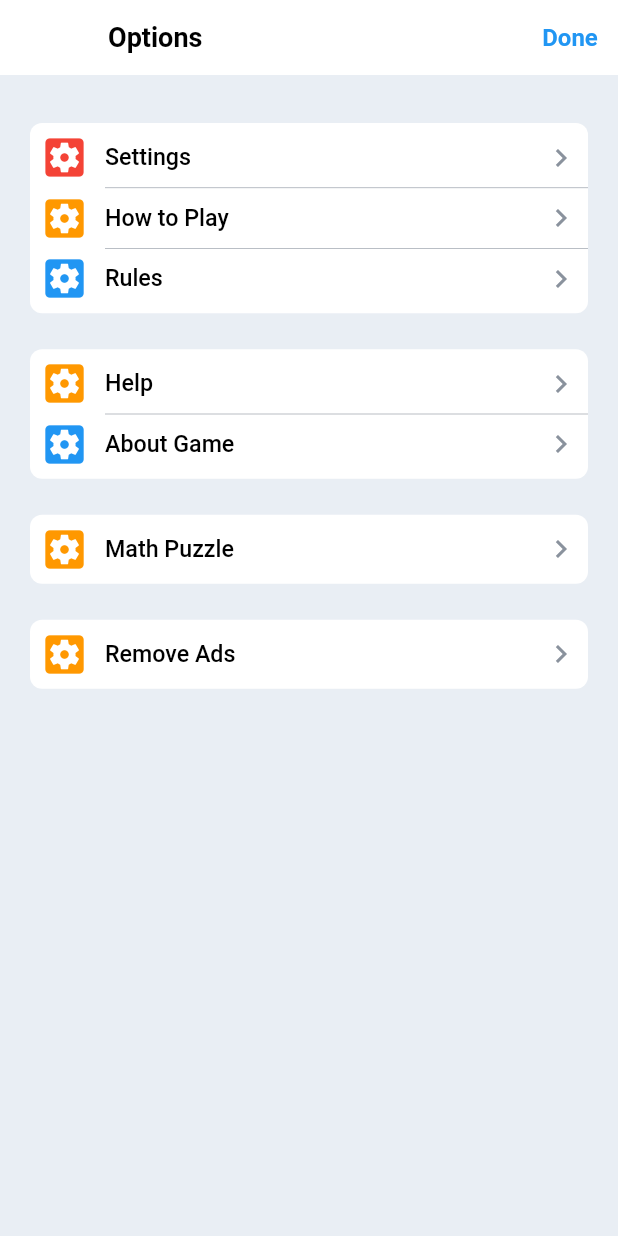
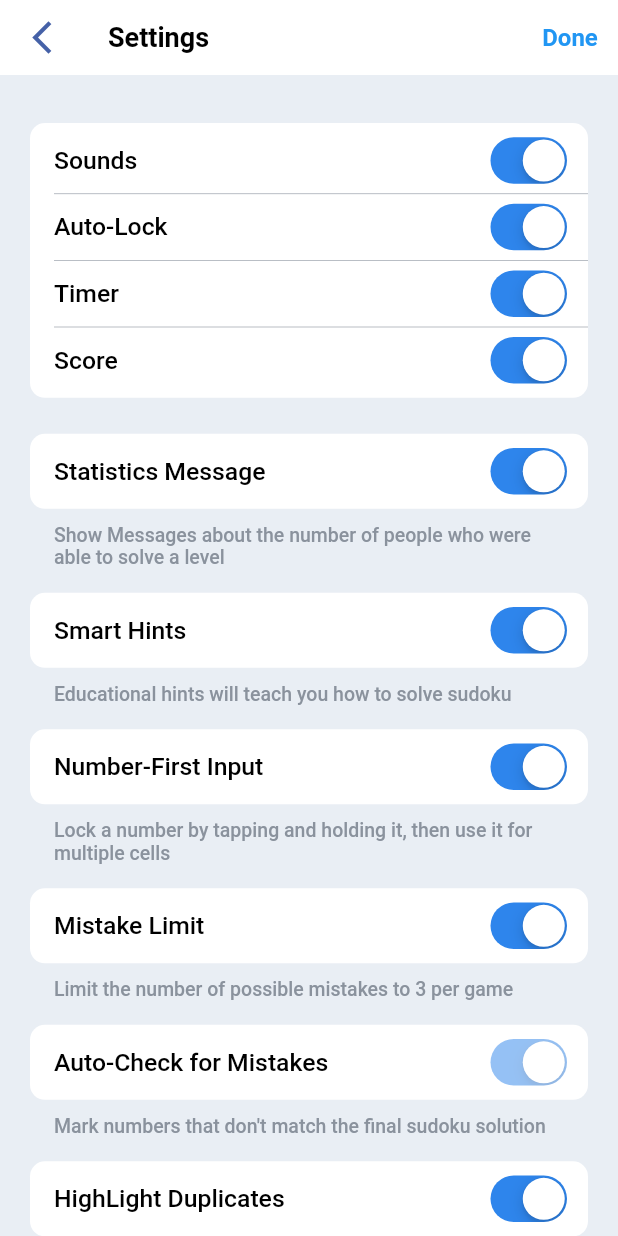
Before and after one commit to recepsenoglu/Flutter_Sudoku, a Flutter app: the OptionsScreen screen opened by its route, after a tap on "Settings", on a phone screen of 412 x 824 dp. Run offline on Flutter 3.47's test engine with Material 2 defaults, Android fonts, the phone set to English and light mode, and no system bars; our stand-ins replace shared_preferences; accounts and stored records are empty.

Commit message:
settings screen created

```diff
--- a/lib/constant/app_strings.dart
+++ b/lib/constant/app_strings.dart
@@ -67,4 +67,40 @@ class Strings {
   static const aboutGame = 'About Game';
   static const mathPuzzle = 'Math Puzzle';
   static const removeAds = 'Remove Ads';
+
+  // Settings Screen
+  static const sounds = 'Sounds';
+  static const autoLock = 'Auto-Lock';
+  static const timer = 'Timer';
+  static const statisticsMessage = 'Statistics Message';
+  static const smartHints = 'Smart Hints';
+  static const numberFirstInput = 'Number-First Input';
+  static const mistakeLimit = 'Mistake Limit';
+  static const autoCheckForMistakes = 'Auto-Check for Mistakes';
+  static const highLightDuplicates = 'HighLight Duplicates';
+  static const highlightAres = 'Highlight Areas';
+  static const highlightIdenticalNumbers = 'Highlight Identical Numbers';
+  static const hideUsedNumbers = 'Hide Used Numbers';
+  static const autoRemoveNotes = 'Auto-Remove Notes';
+
+  static const statisticsMessageDescription =
+      'Show Messages about the number of people who were able to solve a level';
+  static const smartHintsDescription =
+      'Educational hints will teach you how to solve sudoku';
+  static const numberFirstInputDescription =
+      'Lock a number by tapping and holding it, then use it for multiple cells';
+  static const mistakeLimitDescription =
+      'Limit the number of possible mistakes to 3 per game';
+  static const autoCheckForMistakesDescription =
+      'Mark numbers that don\'t match the final sudoku solution';
+  static const highLightDuplicatesDescription =
+      'Highlight repeating numbers in each row, column, and block';
+  static const highlightAresDescription =
+      'Highlight the block, column, and row for a selected cell';
+  static const highlightIdenticalNumbersDescription =
+      'When selecting a cell with a number, highlight the same numbers throughout the grid';
+  static const hideUsedNumbersDescription =
+      'Hide numbers that have been placed in 9 different cells';
+  static const autoRemoveNotesDescription =
+      'Remove a number from all notes when it\'s placed in a cell';
 }
--- a/lib/screens/options_screen/options_screen.dart
+++ b/lib/screens/options_screen/options_screen.dart
@@ -2,9 +2,12 @@ import 'package:flutter/material.dart';
 import 'package:flutter/services.dart';
 import 'package:flutter_sudoku/constant/app_strings.dart';
 import 'package:flutter_sudoku/screens/options_screen/options_screen_provider.dart';
+import 'package:flutter_sudoku/services/routes.dart';
 import 'package:flutter_sudoku/utils/app_colors.dart';
 import 'package:flutter_sudoku/utils/text_styles.dart';
 import 'package:flutter_sudoku/widgets/button/done_button.dart';
+import 'package:flutter_sudoku/widgets/option_widgets/option_group_widget.dart';
+import 'package:flutter_sudoku/widgets/option_widgets/option_widget.dart';
 import 'package:provider/provider.dart';
 
 class OptionsScreen extends StatelessWidget {
@@ -40,7 +43,10 @@ class OptionsScreen extends StatelessWidget {
                         title: Strings.settings,
                         iconColor: Colors.red,
                         iconData: Icons.settings_applications,
-                        onTap: () => null,
+                        onTap: () => Routes.goTo(
+                          Routes.settingsScreen,
+                          enableBack: true,
+                        ),
                       ),
                       OptionWidget(
                         title: Strings.howToPlay,
@@ -101,95 +107,3 @@ class OptionsScreen extends StatelessWidget {
     );
   }
 }
-
-class OptionGroup extends StatelessWidget {
-  const OptionGroup({
-    required this.options,
-    this.fullDivider = false,
-    super.key,
-  });
-
-  final List<OptionWidget> options;
-  final bool fullDivider;
-
-  @override
-  Widget build(BuildContext context) {
-    return Container(
-      width: double.infinity,
-      padding: const EdgeInsets.symmetric(vertical: 3),
-      margin: const EdgeInsets.symmetric(vertical: 12),
-      decoration: BoxDecoration(
-        color: Colors.white,
-        borderRadius: BorderRadius.circular(8),
-      ),
-      child: Column(
-        children: List.generate(
-          options.length,
-          (index) {
-            return Column(
-              mainAxisAlignment: MainAxisAlignment.center,
-              children: [
-                InkWell(
-                  onTap: () => options[index].onTap?.call(),
-                  borderRadius: BorderRadius.circular(8),
-                  child: Padding(
-                    padding:
-                        const EdgeInsets.symmetric(horizontal: 6, vertical: 3),
-                    child: options[index],
-                  ),
-                ),
-                Visibility(
-                  visible: index < options.length - 1,
-                  child: Container(
-                    height: 0.4,
-                    width: double.infinity,
-                    margin: EdgeInsets.only(left: fullDivider ? 20 : 50),
-                    color: AppColors.greyColor,
-                  ),
-                ),
-              ],
-            );
-          },
-        ),
-      ),
-    );
-  }
-}
-
-class OptionWidget extends StatelessWidget {
-  const OptionWidget({
-    required this.title,
-    required this.iconData,
-    required this.iconColor,
-    this.onTap,
-    super.key,
-  });
-
-  final String title;
-  final IconData iconData;
-  final Color iconColor;
-  final Function()? onTap;
-
-  @override
-  Widget build(BuildContext context) {
-    return Row(
-      children: [
-        Icon(
-          iconData,
-          size: 34,
-          color: iconColor,
-        ),
-        const SizedBox(width: 10),
-        Text(
-          title,
-          style: AppTextStyles.optionButtonTitle,
-        ),
-        const Spacer(),
-        Icon(
-          Icons.keyboard_arrow_right,
-          color: AppColors.greyColor,
-        ),
-      ],
-    );
-  }
-}
--- /dev/null
+++ b/lib/screens/options_screen/settings_screen/settings_screen.dart
@@ -0,0 +1,178 @@
+import 'package:flutter/material.dart';
+import 'package:flutter/services.dart';
+import 'package:flutter_sudoku/constant/app_strings.dart';
+import 'package:flutter_sudoku/screens/options_screen/settings_screen/settings_screen_provider.dart';
+import 'package:flutter_sudoku/services/routes.dart';
+import 'package:flutter_sudoku/utils/app_colors.dart';
+import 'package:flutter_sudoku/utils/text_styles.dart';
+import 'package:flutter_sudoku/widgets/appBar_action_button.dart';
+import 'package:flutter_sudoku/widgets/button/done_button.dart';
+import 'package:flutter_sudoku/widgets/option_widgets/option_group_widget.dart';
+import 'package:flutter_sudoku/widgets/option_widgets/setting_widget.dart';
+import 'package:provider/provider.dart';
+
+class SettingsScreen extends StatelessWidget {
+  const SettingsScreen({super.key});
+
+  @override
+  Widget build(BuildContext context) {
+    return ChangeNotifierProvider<SettingsScreenProvider>(
+      create: (context) => SettingsScreenProvider(),
+      child: Consumer<SettingsScreenProvider>(
+        builder: (context, provider, _) {
+          return Scaffold(
+            backgroundColor: AppColors.optionsBackground,
+            appBar: AppBar(
+              elevation: 0,
+              toolbarHeight: 50,
+              backgroundColor: AppColors.appBarBackground,
+              systemOverlayStyle: SystemUiOverlayStyle.dark,
+              title: Text(
+                Strings.settings,
+                style: AppTextStyles.optionsScreenAppBarTitle,
+              ),
+              leading: AppBarActionButton(
+                icon: Icons.arrow_back_ios_new,
+                onPressed: () => Routes.back(),
+              ),
+              actions: [DoneButton(onPressed: () => Routes.back(backTimes: 2))],
+            ),
+            body: SingleChildScrollView(
+              padding: const EdgeInsets.all(20),
+              child: Column(
+                children: [
+                  OptionGroup(
+                    fullDivider: true,
+                    options: [
+                      SettingWidget(
+                        title: Strings.sounds,
+                        value: provider.switchValue,
+                        onChanged: provider.changeValue,
+                      ),
+                      SettingWidget(
+                        title: Strings.autoLock,
+                        value: provider.switchValue,
+                        onChanged: provider.changeValue,
+                      ),
+                      SettingWidget(
+                        title: Strings.timer,
+                        value: provider.switchValue,
+                        onChanged: provider.changeValue,
+                      ),
+                      SettingWidget(
+                        title: Strings.score,
+                        value: provider.switchValue,
+                        onChanged: provider.changeValue,
+                      ),
+                    ],
+                  ),
+                  OptionGroup(
+                    groupDescription: Strings.statisticsMessageDescription,
+                    options: [
+                      SettingWidget(
+                        title: Strings.statisticsMessage,
+                        value: provider.switchValue,
+                        onChanged: provider.changeValue,
+                      ),
+                    ],
+                  ),
+                  OptionGroup(
+                    groupDescription: Strings.smartHintsDescription,
+                    options: [
+                      SettingWidget(
+                        title: Strings.smartHints,
+                        value: provider.switchValue,
+                        onChanged: provider.changeValue,
+                      ),
+                    ],
+                  ),
+                  OptionGroup(
+                    groupDescription: Strings.numberFirstInputDescription,
+                    options: [
+                      SettingWidget(
+                        title: Strings.numberFirstInput,
+                        value: provider.switchValue,
+                        onChanged: provider.changeValue,
+                      ),
+                    ],
+                  ),
+                  OptionGroup(
+                    groupDescription: Strings.mistakeLimitDescription,
+                    options: [
+                      SettingWidget(
+                        title: Strings.mistakeLimit,
+                        value: provider.switchValue,
+                        onChanged: provider.changeValue,
+                      ),
+                    ],
+                  ),
+                  OptionGroup(
+                    groupDescription: Strings.autoCheckForMistakesDescription,
+                    options: [
+                      SettingWidget(
+                        title: Strings.autoCheckForMistakes,
+                        value: provider.switchValue,
+                        onChanged: null,
+                      ),
+                    ],
+                  ),
+                  OptionGroup(
+                    groupDescription: Strings.highLightDuplicatesDescription,
+                    options: [
+                      SettingWidget(
+                        title: Strings.highLightDuplicates,
+                        value: provider.switchValue,
+                        onChanged: provider.changeValue,
+                      ),
+                    ],
+                  ),
+                  OptionGroup(
+                    groupDescription: Strings.highlightAresDescription,
+                    options: [
+                      SettingWidget(
+                        title: Strings.highlightAres,
+                        value: provider.switchValue,
+                        onChanged: provider.changeValue,
+                      ),
+                    ],
+                  ),
+                  OptionGroup(
+                    groupDescription:
+                        Strings.highlightIdenticalNumbersDescription,
+                    options: [
+                      SettingWidget(
+                        title: Strings.highlightIdenticalNumbers,
+                        value: provider.switchValue,
+                        onChanged: provider.changeValue,
+                      ),
+                    ],
+                  ),
+                  OptionGroup(
+                    groupDescription: Strings.hideUsedNumbersDescription,
+                    options: [
+                      SettingWidget(
+                        title: Strings.hideUsedNumbers,
+                        value: provider.switchValue,
+                        onChanged: provider.changeValue,
+                      ),
+                    ],
+                  ),
+                  OptionGroup(
+                    groupDescription: Strings.autoRemoveNotesDescription,
+                    options: [
+                      SettingWidget(
+                        title: Strings.autoRemoveNotes,
+                        value: provider.switchValue,
+                        onChanged: provider.changeValue,
+                      ),
+                    ],
+                  ),
+                ],
+              ),
+            ),
+          );
+        },
+      ),
+    );
+  }
+}
--- /dev/null
+++ b/lib/screens/options_screen/settings_screen/settings_screen_provider.dart
@@ -0,0 +1,12 @@
+import 'package:flutter/material.dart';
+
+class SettingsScreenProvider with ChangeNotifier {
+  bool switchValue = true;
+
+  void changeValue(bool value) {
+    switchValue = value;
+    notifyListeners();
+
+    debugPrint('newValue: $value');
+  }
+}
--- a/lib/services/routes.dart
+++ b/lib/services/routes.dart
@@ -3,6 +3,7 @@ import 'package:flutter_sudoku/models/game_model.dart';
 import 'package:flutter_sudoku/screens/game_screen/game_screen.dart';
 import 'package:flutter_sudoku/screens/navigation_bar/navigation_bar_screen.dart';
 import 'package:flutter_sudoku/screens/options_screen/options_screen.dart';
+import 'package:flutter_sudoku/screens/options_screen/settings_screen/settings_screen.dart';
 import 'package:flutter_sudoku/screens/statistics_screen/statistics_screen.dart';
 
 class Routes {
@@ -12,6 +13,7 @@ class Routes {
   static const String gameScreen = '/game_screen';
   static const String statisticsScreen = '/statistics_screen';
   static const String optionsScreen = '/options_screen';
+  static const String settingsScreen = '/settings_screen';
 
   static Route<dynamic>? generateRoute(RouteSettings settings) {
     final args = settings.arguments;
@@ -19,9 +21,7 @@ class Routes {
     switch (settings.name) {
       case navigationBar:
         return MaterialPageRoute(
-            builder: (_) => NavigationBarScreen(
-                  savedGame: args as GameModel?,
-                ));
+            builder: (_) => NavigationBarScreen(savedGame: args as GameModel?));
       case gameScreen:
         return MaterialPageRoute(
             builder: (_) => GameScreen(gameModel: args as GameModel));
@@ -29,6 +29,8 @@ class Routes {
         return MaterialPageRoute(builder: (_) => const StatisticsScreen());
       case optionsScreen:
         return MaterialPageRoute(builder: (_) => const OptionsScreen());
+      case settingsScreen:
+        return MaterialPageRoute(builder: (_) => const SettingsScreen());
 
       default:
         return _errorRoute();
--- a/lib/utils/app_colors.dart
+++ b/lib/utils/app_colors.dart
@@ -69,6 +69,9 @@ class AppColors {
 
   static const _optionsBackground = Color(0xFFE9EEF4);
 
+  static const _switchOn = Color(0xFF2E85EC);
+  static const _switchOff = Color(0xFFDDE4EC);
+
   static get primary => _primary;
 
   static get appBarBackground => _appBarBackground;
@@ -137,4 +140,7 @@ class AppColors {
   static get statisticsDown => _statisticsDown;
 
   static get optionsBackground => _optionsBackground;
+
+  static get switchOn => _switchOn;
+  static get switchOff => _switchOff;
 }
--- a/lib/utils/text_styles.dart
+++ b/lib/utils/text_styles.dart
@@ -130,6 +130,16 @@ class AppTextStyles {
     fontWeight: FontWeight.w500,
     fontSize: 15.5,
   );
+  static const _settingButtonTitle = TextStyle(
+    color: Colors.black,
+    fontWeight: FontWeight.w500,
+    fontSize: 16.5,
+  );
+  static final _optionGroupDescription = TextStyle(
+    fontSize: 13,
+    color: AppColors.greyColor,
+    fontWeight: FontWeight.w500,
+  );
 
   static TextStyle get appBarTitle => _appBarTitle;
 
@@ -171,4 +181,6 @@ class AppTextStyles {
   static TextStyle get doneButtonText => _doneButtonText;
 
   static TextStyle get optionButtonTitle => _optionButtonTitle;
+  static TextStyle get settingButtonTitle => _settingButtonTitle;
+  static TextStyle get optionGroupDescription => _optionGroupDescription;
 }
--- /dev/null
+++ b/lib/widgets/option_widgets/option_group_widget.dart
@@ -0,0 +1,76 @@
+import 'package:flutter/material.dart';
+import 'package:flutter_sudoku/utils/app_colors.dart';
+import 'package:flutter_sudoku/utils/text_styles.dart';
+
+class OptionGroup extends StatelessWidget {
+  const OptionGroup({
+    required this.options,
+    this.fullDivider = false,
+    this.groupDescription,
+    super.key,
+  });
+
+  final List<Widget> options;
+  final bool fullDivider;
+  final String? groupDescription;
+
+  @override
+  Widget build(BuildContext context) {
+    if (options.isEmpty) {
+      return const SizedBox.shrink();
+    }
+
+    return Column(
+      crossAxisAlignment: CrossAxisAlignment.stretch,
+      children: [
+        const SizedBox(height: 12),
+        Container(
+          width: double.infinity,
+          padding: const EdgeInsets.symmetric(vertical: 3),
+          decoration: BoxDecoration(
+            color: Colors.white,
+            borderRadius: BorderRadius.circular(10),
+          ),
+          child: Column(
+            children: List.generate(
+              options.length,
+              (index) {
+                return Column(
+                  mainAxisAlignment: MainAxisAlignment.center,
+                  children: [
+                    Padding(
+                      padding: const EdgeInsets.symmetric(
+                          horizontal: 6, vertical: 3),
+                      child: options[index],
+                    ),
+                    Visibility(
+                      visible: index < options.length - 1,
+                      child: Container(
+                        height: 0.4,
+                        width: double.infinity,
+                        margin: EdgeInsets.only(left: fullDivider ? 16 : 50),
+                        color: AppColors.greyColor,
+                      ),
+                    ),
+                  ],
+                );
+              },
+            ),
+          ),
+        ),
+        if (groupDescription != null) ...[
+          const SizedBox(height: 10),
+          Padding(
+            padding: const EdgeInsets.symmetric(horizontal: 16),
+            child: Text(
+              groupDescription!,
+
+              style: AppTextStyles.optionGroupDescription,
+            ),
+          ),
+        ],
+        SizedBox(height: groupDescription != null ? 4 : 12),
+      ],
+    );
+  }
+}
--- /dev/null
+++ b/lib/widgets/option_widgets/option_widget.dart
@@ -0,0 +1,46 @@
+
+import 'package:flutter/material.dart';
+import 'package:flutter_sudoku/utils/app_colors.dart';
+import 'package:flutter_sudoku/utils/text_styles.dart';
+
+class OptionWidget extends StatelessWidget {
+  const OptionWidget({
+    required this.title,
+    required this.iconData,
+    required this.iconColor,
+    this.onTap,
+    super.key,
+  });
+
+  final String title;
+  final IconData iconData;
+  final Color iconColor;
+  final Function()? onTap;
+
+  @override
+  Widget build(BuildContext context) {
+    return InkWell(
+      onTap: onTap,
+      borderRadius: BorderRadius.circular(8),
+      child: Row(
+        children: [
+          Icon(
+            iconData,
+            size: 34,
+            color: iconColor,
+          ),
+          const SizedBox(width: 10),
+          Text(
+            title,
+            style: AppTextStyles.optionButtonTitle,
+          ),
+          const Spacer(),
+          Icon(
+            Icons.keyboard_arrow_right,
+            color: AppColors.greyColor,
+          ),
+        ],
+      ),
+    );
+  }
+}
--- /dev/null
+++ b/lib/widgets/option_widgets/setting_widget.dart
@@ -0,0 +1,41 @@
+import 'package:flutter/cupertino.dart';
+import 'package:flutter_sudoku/utils/app_colors.dart';
+import 'package:flutter_sudoku/utils/text_styles.dart';
+
+class SettingWidget extends StatelessWidget {
+  const SettingWidget({
+    required this.title,
+    required this.value,
+    required this.onChanged,
+    super.key,
+  });
+
+  final String title;
+  final bool value;
+  final Function(bool)? onChanged;
+
+  @override
+  Widget build(BuildContext context) {
+    return Padding(
+      padding: const EdgeInsets.symmetric(horizontal: 4),
+      child: Row(
+        children: [
+          const SizedBox(width: 6),
+          Text(
+            title,
+            style: AppTextStyles.settingButtonTitle,
+          ),
+          const Spacer(),
+          SizedBox(
+            height: 38,
+            child: CupertinoSwitch(
+              value: value,
+              onChanged: onChanged,
+              activeColor: AppColors.switchOn,
+            ),
+          )
+        ],
+      ),
+    );
+  }
+}
```
